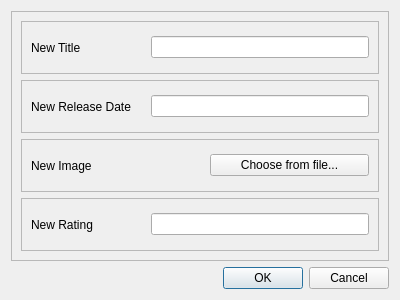
This is ui/add_dialog.ui in ngfuong/crud-ranking-app as Qt 5 draws it before an edit. The edited form follows.
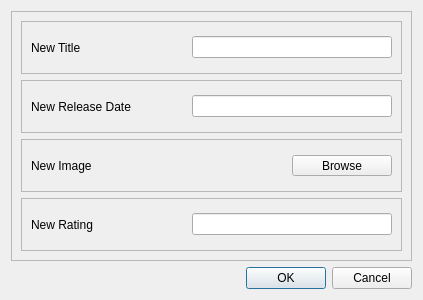
This is the edited form. Icons and pictures are not drawn.

```diff
--- a/ui/add_dialog.ui
+++ b/ui/add_dialog.ui
@@ -6,7 +6,7 @@
    <rect>
     <x>0</x>
     <y>0</y>
-    <width>400</width>
+    <width>423</width>
     <height>300</height>
    </rect>
   </property>
@@ -49,7 +49,14 @@
           </widget>
          </item>
          <item>
-          <widget class="QLineEdit" name="titleInput"/>
+          <widget class="QLineEdit" name="titleInput">
+           <property name="maximumSize">
+            <size>
+             <width>200</width>
+             <height>16777215</height>
+            </size>
+           </property>
+          </widget>
          </item>
         </layout>
        </widget>
@@ -80,7 +87,14 @@
           </widget>
          </item>
          <item>
-          <widget class="QLineEdit" name="releasedateInput"/>
+          <widget class="QLineEdit" name="releasedateInput">
+           <property name="maximumSize">
+            <size>
+             <width>200</width>
+             <height>16777215</height>
+            </size>
+           </property>
+          </widget>
          </item>
         </layout>
        </widget>
@@ -111,9 +125,21 @@
           </widget>
          </item>
          <item>
-          <widget class="QPushButton" name="uploadImgButton">
+          <widget class="QToolButton" name="uploadImgButton">
+           <property name="maximumSize">
+            <size>
+             <width>100</width>
+             <height>16777215</height>
+            </size>
+           </property>
            <property name="text">
-            <string>Choose from file...</string>
+            <string>Browse</string>
+           </property>
+           <property name="checkable">
+            <bool>true</bool>
+           </property>
+           <property name="autoExclusive">
+            <bool>true</bool>
            </property>
           </widget>
          </item>
@@ -146,7 +172,14 @@
           </widget>
          </item>
          <item>
-          <widget class="QLineEdit" name="ratingInput"/>
+          <widget class="QLineEdit" name="ratingInput">
+           <property name="maximumSize">
+            <size>
+             <width>200</width>
+             <height>16777215</height>
+            </size>
+           </property>
+          </widget>
          </item>
         </layout>
        </widget>
```
Left out of the diff: 4 changed lines with no effect on the pictures.
